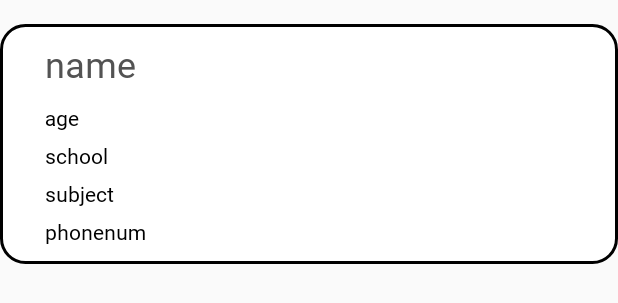
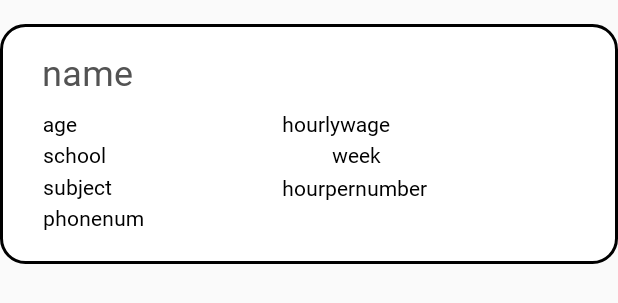
Before and after one commit to seilj/madcamp_week1, an Android app: the layout item_recyclerview.xml on its own in the app's theme, with its tools: preview values and no code run, on a phone screen of 412 x 824 dp. Shown: the top 303 px of the screen. Run offline under Robolectric (Android 15) with nearby library versions, the phone set to English and light mode, and no system bars.

Commit message:
git commit
fragment1에 나머지 요소도 추가

```diff
--- a/app/src/main/java/com/example/myapplication/Fragment1.kt
+++ b/app/src/main/java/com/example/myapplication/Fragment1.kt
@@ -47,6 +47,9 @@ class CustomAdapter(private var peopleList: MutableList<PeopleData>, private val
             binding.rvSchool.text = "학교 : ${item.school}"
             binding.rvSubject.text = "과목 : ${item.subject}"
             binding.rvPhonenum.text = "전화번호 : ${item.phoneNum}"
+            binding.rvHourlywage.text = "학교 : ${item.hourlyWage}"
+            binding.rvWeek.text = "과목 : ${item.week}"
+            binding.rvHourpernumber.text = "전화번호 : ${item.hourPerNumber}"
         }
     }
 
@@ -84,17 +87,17 @@ class Fragment1 : Fragment() {
     private fun setupRecyclerView() {
         val peopleList = listDataViewModel.getPeopleList()
         peopleListAdapter = CustomAdapter(peopleList) { position ->
-            showDeleteDialog(position)
+            showDeleteDialog(position,peopleList[position].name)
         }
         binding.rv.adapter = peopleListAdapter
         binding.rv.layoutManager = LinearLayoutManager(context)
     }
 
     @RequiresApi(Build.VERSION_CODES.O)
-    private fun showDeleteDialog(position: Int) {
+    private fun showDeleteDialog(position: Int, studentName:String) {
         AlertDialog.Builder(requireContext())
-            .setTitle("Delete Entry")
-            .setMessage("Are you sure you want to delete this entry?")
+            .setTitle("학생 삭제")
+            .setMessage("$studentName 학생을 지우시겠습니까?")
             .setPositiveButton("OK") { dialog, _ ->
                 deleteItem(position)
                 dialog.dismiss()
@@ -130,11 +133,17 @@ class Fragment1 : Fragment() {
         setupEditTextFocusChange(phoneNumInput, hourlyWageInput)
         setupEditTextFocusChange(hourlyWageInput, hourPerNumberInput)
 
-        AlertDialog.Builder(requireContext())
-            .setTitle("Add New Person")
+
+        val dialog = AlertDialog.Builder(requireContext())
+            .setTitle("새 학생 추가")
             .setView(view)
-            .setPositiveButton("Add") { dialog, _ ->
+            .setPositiveButton("Add", null)
+            .setNegativeButton("Cancel") { dialog, _ -> dialog.cancel() }
+            .create()
 
+        dialog.setOnShowListener {
+            val addButton = dialog.getButton(AlertDialog.BUTTON_POSITIVE)
+            addButton.setOnClickListener {
                 val name = nameInput.text.toString()
                 var age = ageInput.text.toString().toIntOrNull()
                 val school = schoolInput.text.toString()
@@ -143,31 +152,35 @@ class Fragment1 : Fragment() {
                 var hourlyWage = hourlyWageInput.text.toString().toDoubleOrNull()
                 val week = weekSpinner.selectedItem.toString()
                 var hourPerNumber = hourPerNumberInput.text.toString().toDoubleOrNull()
-                if (name == "") {
+
+                if (name.isEmpty()) {
                     Toast.makeText(context, "이름을 입력해주세요", Toast.LENGTH_SHORT).show()
-                    return@setPositiveButton
+                    return@setOnClickListener
                 }
                 if (age == null) {
                     age = 10
-                    Toast.makeText(context, "default value 10 is added", Toast.LENGTH_SHORT).show()
+                    Toast.makeText(context, "기본 나이 10 설정", Toast.LENGTH_SHORT).show()
                 }
                 if (hourlyWage == null) {
                     hourlyWage = 3.0
-                    Toast.makeText(context, "default value 3.0 is added", Toast.LENGTH_SHORT).show()
+                    Toast.makeText(context, "기본 시급 3 설정", Toast.LENGTH_SHORT).show()
                 }
                 if (hourPerNumber == null) {
                     hourPerNumber = 2.0
-                    Toast.makeText(context, "default value 2.0 is added", Toast.LENGTH_SHORT).show()
+                    Toast.makeText(context, "기본 시간 2 설정", Toast.LENGTH_SHORT).show()
                 }
 
                 val newPerson = PeopleData(name, age, school, subject, phoneNum, hourlyWage, week, hourPerNumber)
                 listDataViewModel.addStudent(requireContext(), newPerson)
                 dialog.dismiss()
             }
-            .setNegativeButton("Cancel") { dialog, _ -> dialog.cancel() }
-            .create()
-            .show()
+        }
+
+        dialog.show()
     }
+
+
+
     private fun setupEditTextFocusChange(currentEditText: EditText, nextEditText: EditText) {
         currentEditText.setOnEditorActionListener { _, actionId, event ->
             if (actionId == EditorInfo.IME_ACTION_NEXT || event?.keyCode == KeyEvent.KEYCODE_ENTER) {
--- a/app/src/main/res/layout/item_recyclerview.xml
+++ b/app/src/main/res/layout/item_recyclerview.xml
@@ -2,76 +2,122 @@
 <androidx.constraintlayout.widget.ConstraintLayout xmlns:android="http://schemas.android.com/apk/res/android"
     xmlns:tools="http://schemas.android.com/tools"
     android:layout_width="match_parent"
-    android:layout_height="180dp"
-    xmlns:app="http://schemas.android.com/apk/res-auto">
-
-    <LinearLayout
-        android:layout_width="match_parent"
     android:layout_height="160dp"
     android:layout_marginTop="16dp"
     android:background="@drawable/round_border"
-        android:orientation="vertical"
-        app:layout_constraintEnd_toEndOf="parent"
-        app:layout_constraintHorizontal_bias="0.0"
-        app:layout_constraintStart_toStartOf="parent"
-        app:layout_constraintTop_toTopOf="parent">
+    xmlns:app="http://schemas.android.com/apk/res-auto">
+
 
     <TextView
         android:id="@+id/rv_name"
         android:layout_width="wrap_content"
         android:layout_height="wrap_content"
         android:layout_gravity="left|top"
-            android:layout_marginStart="30dp"
-            android:layout_marginTop="10dp"
-            android:layout_marginBottom="10dp"
+        android:fontFamily="@font/godom"
         android:text="name"
         android:textColor="#535353"
         android:textSize="24sp"
-            android:fontFamily="@font/godom"
-            />
+        app:layout_constraintBottom_toBottomOf="parent"
+        app:layout_constraintEnd_toEndOf="parent"
+        app:layout_constraintHorizontal_bias="0.079"
+        app:layout_constraintStart_toStartOf="parent"
+        app:layout_constraintTop_toTopOf="parent"
+        app:layout_constraintVertical_bias="0.122" />
 
     <TextView
         android:id="@+id/rv_age"
         android:layout_width="wrap_content"
         android:layout_height="wrap_content"
-            android:layout_marginStart="30dp"
         android:fontFamily="@font/godom"
-
         android:text="age"
-            android:layout_marginBottom="6dp"
-            android:textColor="@color/black"/>
+        android:textColor="@color/black"
+        app:layout_constraintBottom_toBottomOf="parent"
+        app:layout_constraintEnd_toEndOf="parent"
+        app:layout_constraintHorizontal_bias="0.074"
+        app:layout_constraintStart_toStartOf="parent"
+        app:layout_constraintTop_toTopOf="parent"
+        app:layout_constraintVertical_bias="0.401" />
 
     <TextView
         android:id="@+id/rv_school"
         android:layout_width="wrap_content"
         android:layout_height="wrap_content"
-            android:layout_marginStart="30dp"
         android:fontFamily="@font/godom"
-
-            android:layout_marginBottom="6dp"
+        android:text="school"
         android:textColor="@color/black"
-            android:text="school" />
+        app:layout_constraintBottom_toBottomOf="parent"
+        app:layout_constraintHorizontal_bias="0.079"
+        app:layout_constraintStart_toStartOf="@id/rv_age"
+        app:layout_constraintTop_toTopOf="parent"
+        app:layout_constraintVertical_bias="0.55" />
 
     <TextView
         android:id="@+id/rv_subject"
         android:layout_width="wrap_content"
         android:layout_height="wrap_content"
-            android:layout_marginStart="30dp"
         android:fontFamily="@font/godom"
-
         android:text="subject"
         android:textColor="@color/black"
-            android:layout_marginBottom="6dp"/>
+        app:layout_constraintBottom_toBottomOf="parent"
+        app:layout_constraintStart_toStartOf="@id/rv_age"
+
+        app:layout_constraintHorizontal_bias="0.079"
+
+        app:layout_constraintTop_toTopOf="parent"
+        app:layout_constraintVertical_bias="0.70" />
 
     <TextView
         android:id="@+id/rv_phonenum"
         android:layout_width="wrap_content"
         android:layout_height="wrap_content"
-            android:layout_marginStart="30dp"
         android:fontFamily="@font/godom"
+        android:text="phonenum"
+        android:textColor="@color/black"
+        app:layout_constraintBottom_toBottomOf="parent"
+        app:layout_constraintHorizontal_bias="0.079"
+        app:layout_constraintStart_toStartOf="@id/rv_age"
+        app:layout_constraintTop_toTopOf="parent"
+        app:layout_constraintVertical_bias="0.85" />
 
+    <TextView
+        android:id="@+id/rv_hourlywage"
+        android:layout_width="wrap_content"
+        android:layout_height="wrap_content"
+        android:fontFamily="@font/godom"
+        android:text="hourlywage"
         android:textColor="@color/black"
-            android:text="phonenum"/>
-    </LinearLayout>
+        app:layout_constraintBottom_toBottomOf="parent"
+        app:layout_constraintEnd_toEndOf="parent"
+        app:layout_constraintHorizontal_bias="0.553"
+        app:layout_constraintStart_toStartOf="parent"
+        app:layout_constraintTop_toTopOf="parent"
+        app:layout_constraintVertical_bias="0.401" />
+
+    <TextView
+        android:id="@+id/rv_hourpernumber"
+        android:layout_width="wrap_content"
+        android:layout_height="wrap_content"
+        android:fontFamily="@font/godom"
+        android:text="hourpernumber"
+        android:textColor="@color/black"
+        app:layout_constraintBottom_toBottomOf="parent"
+        app:layout_constraintHorizontal_bias="0.598"
+        app:layout_constraintStart_toStartOf="@id/rv_hourlywage"
+        app:layout_constraintTop_toTopOf="parent"
+        app:layout_constraintVertical_bias="0.704" />
+
+    <TextView
+        android:id="@+id/rv_week"
+        android:layout_width="wrap_content"
+        android:layout_height="wrap_content"
+        android:fontFamily="@font/godom"
+        android:text="week"
+        android:textColor="@color/black"
+        app:layout_constraintBottom_toBottomOf="parent"
+        app:layout_constraintEnd_toEndOf="parent"
+        app:layout_constraintHorizontal_bias="0.583"
+        app:layout_constraintStart_toStartOf="parent"
+        app:layout_constraintTop_toTopOf="parent"
+        app:layout_constraintVertical_bias="0.549" />
 
 </androidx.constraintlayout.widget.ConstraintLayout>
```
Lines whose indentation alone changed are shown as unchanged.
